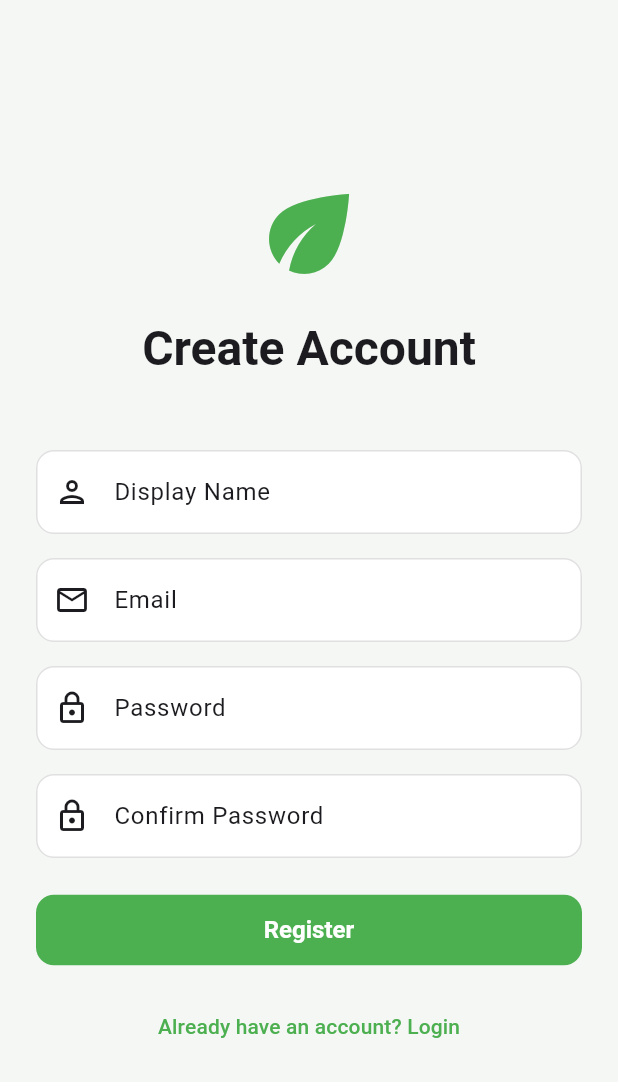
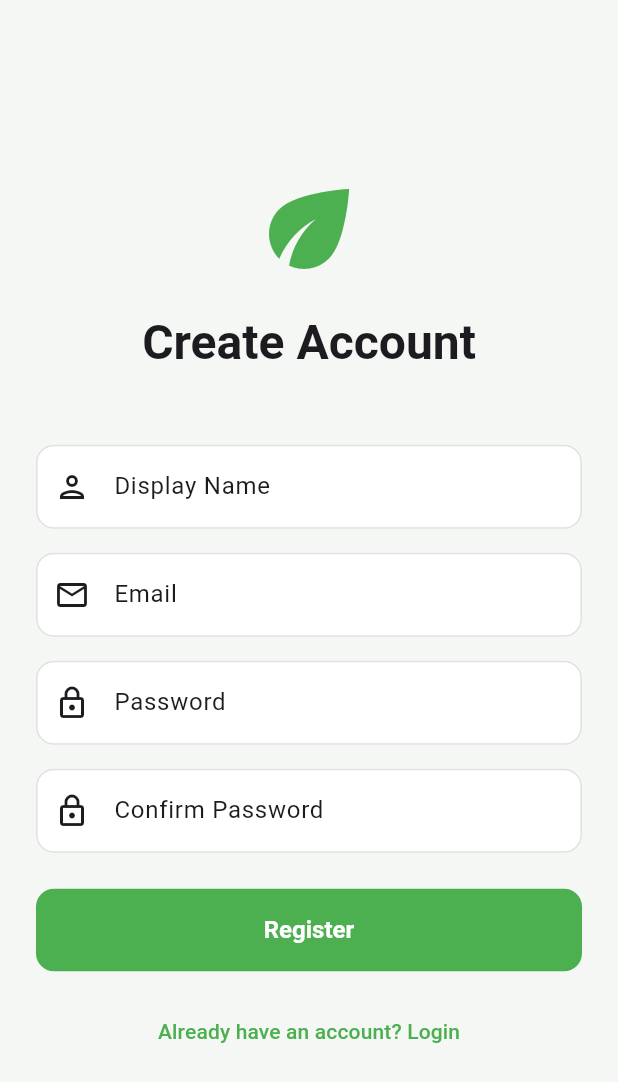
Before and after one commit to retake-routines/redemption-arc, a Flutter app: the RegisterScreen screen opened by its route, on a phone screen of 412 x 824 dp. Shown: the top 1082 px of the screen. Run offline on Flutter 3.47's test engine with Material 3 defaults, Android fonts, the phone set to English and light mode, and no system bars; our stand-ins replace dio, flutter_riverpod, go_router, shared_preferences; accounts and stored records are empty.

Commit message:
feat(frontend): increase button heights across the app
- filled/elevated/outlined buttons: padding 18px, min height 52px
- text buttons: padding increased to 12px

```diff
--- a/frontend/lib/core/theme/app_theme.dart
+++ b/frontend/lib/core/theme/app_theme.dart
@@ -37,7 +37,8 @@ class AppTheme {
         ),
         elevatedButtonTheme: ElevatedButtonThemeData(
           style: ElevatedButton.styleFrom(
-            padding: const EdgeInsets.symmetric(horizontal: 24, vertical: 14),
+            padding: const EdgeInsets.symmetric(horizontal: 24, vertical: 18),
+            minimumSize: const Size(double.infinity, 52),
             shape: RoundedRectangleBorder(
               borderRadius: BorderRadius.circular(12),
             ),
@@ -49,7 +50,8 @@ class AppTheme {
         ),
         filledButtonTheme: FilledButtonThemeData(
           style: FilledButton.styleFrom(
-            padding: const EdgeInsets.symmetric(horizontal: 24, vertical: 14),
+            padding: const EdgeInsets.symmetric(horizontal: 24, vertical: 18),
+            minimumSize: const Size(double.infinity, 52),
             shape: RoundedRectangleBorder(
               borderRadius: BorderRadius.circular(12),
             ),
@@ -61,7 +63,8 @@ class AppTheme {
         ),
         outlinedButtonTheme: OutlinedButtonThemeData(
           style: OutlinedButton.styleFrom(
-            padding: const EdgeInsets.symmetric(horizontal: 24, vertical: 14),
+            padding: const EdgeInsets.symmetric(horizontal: 24, vertical: 18),
+            minimumSize: const Size(double.infinity, 52),
             shape: RoundedRectangleBorder(
               borderRadius: BorderRadius.circular(12),
             ),
@@ -69,7 +72,7 @@ class AppTheme {
         ),
         textButtonTheme: TextButtonThemeData(
           style: TextButton.styleFrom(
-            padding: const EdgeInsets.symmetric(horizontal: 16, vertical: 8),
+            padding: const EdgeInsets.symmetric(horizontal: 16, vertical: 12),
             shape: RoundedRectangleBorder(
               borderRadius: BorderRadius.circular(8),
             ),
@@ -204,7 +207,8 @@ class AppTheme {
         ),
         elevatedButtonTheme: ElevatedButtonThemeData(
           style: ElevatedButton.styleFrom(
-            padding: const EdgeInsets.symmetric(horizontal: 24, vertical: 14),
+            padding: const EdgeInsets.symmetric(horizontal: 24, vertical: 18),
+            minimumSize: const Size(double.infinity, 52),
             shape: RoundedRectangleBorder(
               borderRadius: BorderRadius.circular(12),
             ),
@@ -216,7 +220,8 @@ class AppTheme {
         ),
         filledButtonTheme: FilledButtonThemeData(
           style: FilledButton.styleFrom(
-            padding: const EdgeInsets.symmetric(horizontal: 24, vertical: 14),
+            padding: const EdgeInsets.symmetric(horizontal: 24, vertical: 18),
+            minimumSize: const Size(double.infinity, 52),
             shape: RoundedRectangleBorder(
               borderRadius: BorderRadius.circular(12),
             ),
@@ -228,7 +233,8 @@ class AppTheme {
         ),
         outlinedButtonTheme: OutlinedButtonThemeData(
           style: OutlinedButton.styleFrom(
-            padding: const EdgeInsets.symmetric(horizontal: 24, vertical: 14),
+            padding: const EdgeInsets.symmetric(horizontal: 24, vertical: 18),
+            minimumSize: const Size(double.infinity, 52),
             shape: RoundedRectangleBorder(
               borderRadius: BorderRadius.circular(12),
             ),
@@ -236,7 +242,7 @@ class AppTheme {
         ),
         textButtonTheme: TextButtonThemeData(
           style: TextButton.styleFrom(
-            padding: const EdgeInsets.symmetric(horizontal: 16, vertical: 8),
+            padding: const EdgeInsets.symmetric(horizontal: 16, vertical: 12),
             shape: RoundedRectangleBorder(
               borderRadius: BorderRadius.circular(8),
             ),
```
